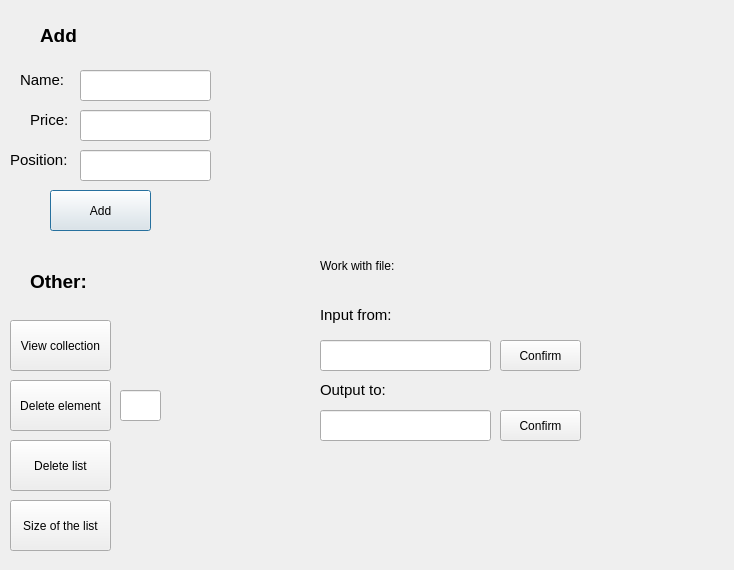
Old version of the form ms_window.ui in the repository EverlaststingRolich/Lab1_3.
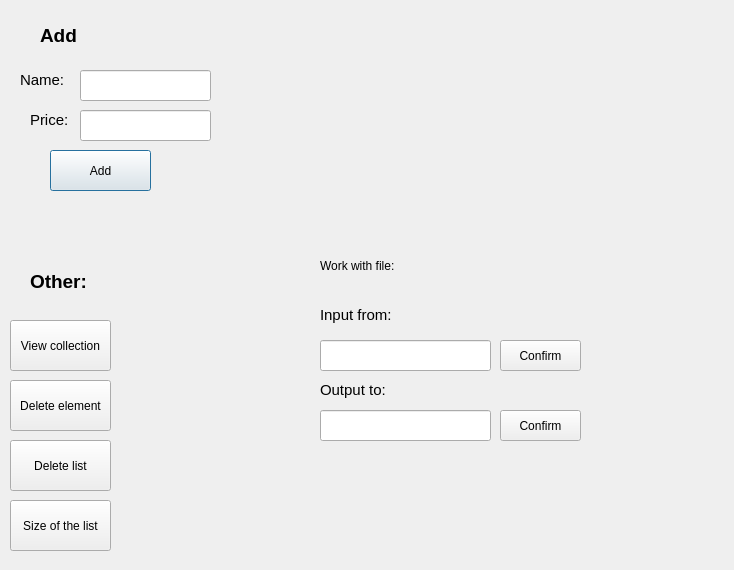
New version of the form.

What changed in the file:
```diff
--- a/ms_window.ui
+++ b/ms_window.ui
@@ -30,7 +30,7 @@
    <property name="geometry">
     <rect>
      <x>50</x>
-     <y>190</y>
+     <y>150</y>
      <width>101</width>
      <height>41</height>
     </rect>
@@ -85,29 +85,6 @@
     <string>&lt;html&gt;&lt;head/&gt;&lt;body&gt;&lt;p&gt;&lt;span style=&quot; font-size:11pt;&quot;&gt;Price:&lt;/span&gt;&lt;/p&gt;&lt;/body&gt;&lt;/html&gt;</string>
    </property>
   </widget>
-  <widget class="QLineEdit" name="ms_pos">
-   <property name="geometry">
-    <rect>
-     <x>80</x>
-     <y>150</y>
-     <width>131</width>
-     <height>31</height>
-    </rect>
-   </property>
-  </widget>
-  <widget class="QLabel" name="label_4">
-   <property name="geometry">
-    <rect>
-     <x>10</x>
-     <y>150</y>
-     <width>61</width>
-     <height>21</height>
-    </rect>
-   </property>
-   <property name="text">
-    <string>&lt;html&gt;&lt;head/&gt;&lt;body&gt;&lt;p&gt;&lt;span style=&quot; font-size:11pt;&quot;&gt;Position:&lt;/span&gt;&lt;/p&gt;&lt;/body&gt;&lt;/html&gt;</string>
-   </property>
-  </widget>
   <widget class="QLabel" name="label_5">
    <property name="geometry">
     <rect>
@@ -147,16 +124,6 @@
     <string>Delete element</string>
    </property>
   </widget>
-  <widget class="QLineEdit" name="number">
-   <property name="geometry">
-    <rect>
-     <x>120</x>
-     <y>390</y>
-     <width>41</width>
-     <height>31</height>
-    </rect>
-   </property>
-  </widget>
   <widget class="QPushButton" name="delete_list">
    <property name="geometry">
     <rect>
```
